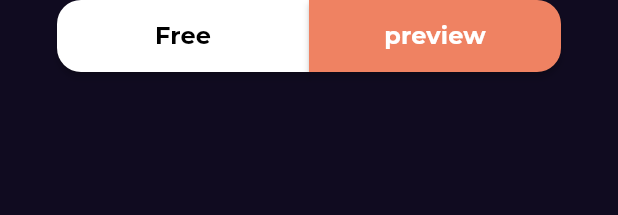
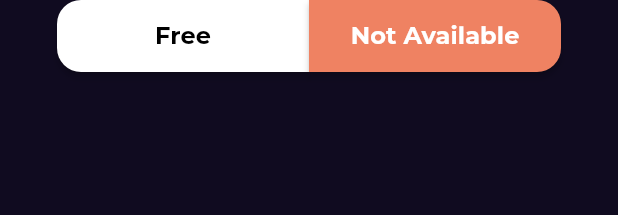
Before and after one commit to AhmedGhazala2000/Bookly-App, a Flutter app: the ButtonsAction widget shown alone on an empty page, opened directly, on a phone screen of 412 x 824 dp. Shown: the top 215 px of the screen. Run offline on Flutter 3.47's test engine with Material 3 defaults, Android fonts, the phone set to English and light mode, and no system bars; our stand-ins replace cached_network_image, dartz, dio, equatable, flutter_bloc, font_awesome_flutter and 3 more; network calls fail; project files that could hold a hidden picture were left out.

Commit message:
Add UrlLauncher package and use it in preview books

```diff
--- a/lib/features/home/presentation/views/widgets/book_details_section.dart
+++ b/lib/features/home/presentation/views/widgets/book_details_section.dart
@@ -37,12 +37,14 @@ class BookDetailsSection extends StatelessWidget {
           ),
         ),
         const SizedBox(height: 14),
-         CustomRating(
+        CustomRating(
           rating: book.volumeInfo?.averageRating ?? 0,
           count: book.volumeInfo?.ratingsCount ?? 0,
         ),
         const SizedBox(height: 37),
-        const ButtonsAction()
+        ButtonsAction(
+          previewLink: book.volumeInfo?.previewLink,
+        )
       ],
     );
   }
--- a/lib/features/home/presentation/views/widgets/buttons_action.dart
+++ b/lib/features/home/presentation/views/widgets/buttons_action.dart
@@ -1,16 +1,18 @@
 import 'package:bookly_app/features/home/presentation/views/widgets/custom_button.dart';
 import 'package:flutter/material.dart';
+import 'package:url_launcher/url_launcher.dart';
 
 class ButtonsAction extends StatelessWidget {
-  const ButtonsAction({Key? key}) : super(key: key);
+  const ButtonsAction({Key? key, this.previewLink}) : super(key: key);
+  final String? previewLink;
 
   @override
   Widget build(BuildContext context) {
-    return const Padding(
-      padding: EdgeInsets.symmetric(horizontal: 38),
+    return Padding(
+      padding: const EdgeInsets.symmetric(horizontal: 38),
       child: Row(
         children: [
-          Expanded(
+          const Expanded(
             child: CustomButton(
               text: 'Free',
               textColor: Colors.black,
@@ -22,13 +24,17 @@ class ButtonsAction extends StatelessWidget {
           ),
           Expanded(
             child: CustomButton(
-              text: 'preview',
-              backColor: Color(0xffEF8262),
-              borderRadius: BorderRadius.only(
+              text: previewLink != null ? 'Preview' : 'Not Available',
+              backColor: const Color(0xffEF8262),
+              borderRadius: const BorderRadius.only(
                 topRight: Radius.circular(16),
                 bottomRight: Radius.circular(16),
               ),
-
+              onPressed: () async {
+                if (previewLink != null) {
+                  await launchUrl(Uri.parse(previewLink!));
+                }
+              },
             ),
           ),
         ],
--- a/lib/features/home/presentation/views/widgets/custom_button.dart
+++ b/lib/features/home/presentation/views/widgets/custom_button.dart
@@ -8,11 +8,13 @@ class CustomButton extends StatelessWidget {
     required this.borderRadius,
     this.backColor,
     this.textColor,
+    this.onPressed,
   }) : super(key: key);
   final String text;
   final Color? backColor;
   final Color? textColor;
   final BorderRadiusGeometry borderRadius;
+  final void Function()? onPressed;
 
   @override
   Widget build(BuildContext context) {
@@ -22,7 +24,7 @@ class CustomButton extends StatelessWidget {
         borderRadius: borderRadius,
       ),
       color: backColor ?? Colors.white,
-      onPressed: () {},
+      onPressed: onPressed ?? () {},
       child: Text(
         text,
         style: Styles.styleBold16.copyWith(color: textColor),
--- a/pubspec.yaml
+++ b/pubspec.yaml
@@ -40,6 +40,7 @@ dependencies:
   get: ^4.6.6
   get_it: ^7.6.7
   shimmer: ^3.0.0
+  url_launcher: ^6.2.5
 
 dev_dependencies:
 
```
Also changed, not shown: pubspec.lock, 8 other files.
